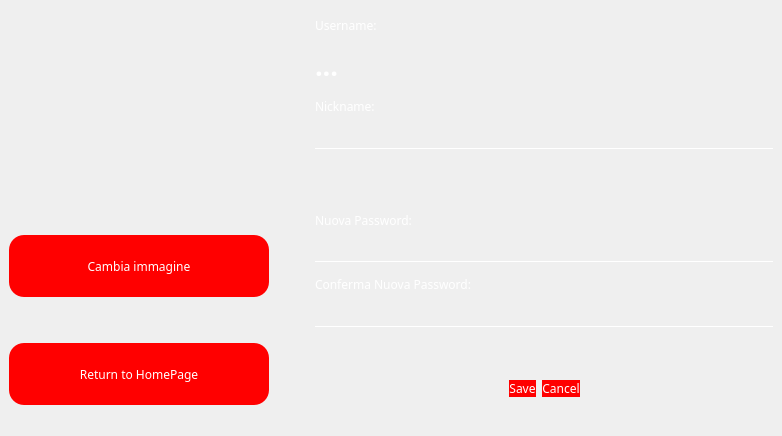
The window that Login/profilepage.ui (cosimo265598/Edilive) describes before a commit, drawn with Qt 5.
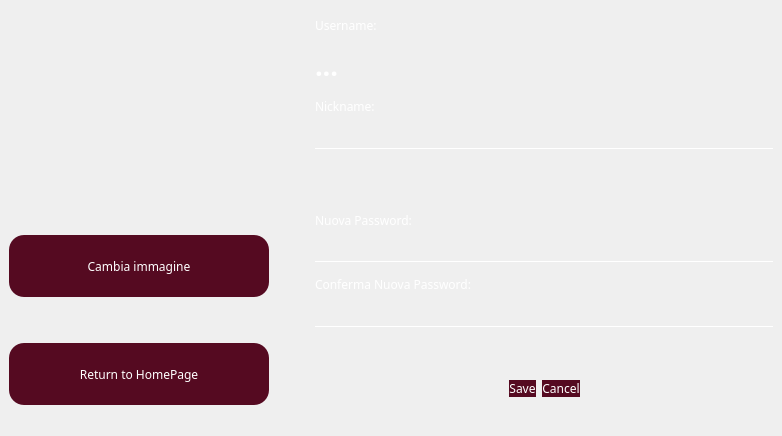
The same window after the commit.

Patch:
```diff
--- a/Login/profilepage.ui
+++ b/Login/profilepage.ui
@@ -21,7 +21,7 @@
   </property>
   <property name="styleSheet">
    <string notr="true">QPushButton{
-background: red;
+background: #550A21;
 border-radius: 15px;
 color:white;
 }
```
